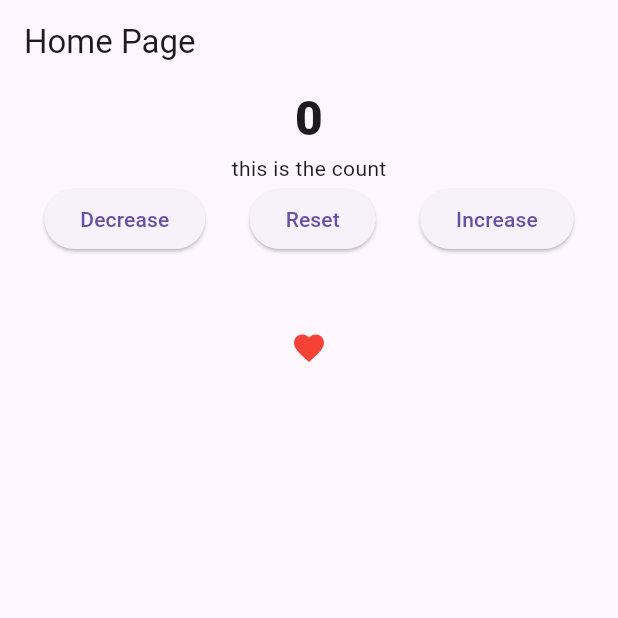
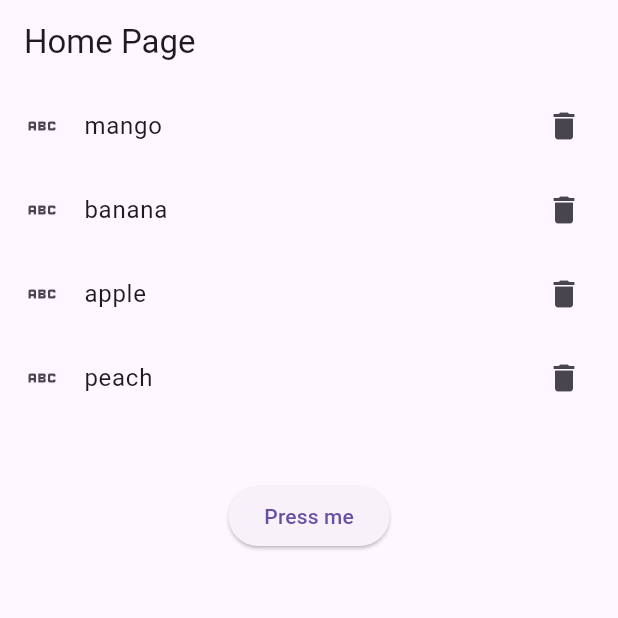
Before and after one commit to bidhan-skybase/Flutter-Class, a Flutter app: the screen it shows after launch, on a phone screen of 412 x 824 dp, the top half of it. Run offline on Flutter 3.47's test engine with Material 3 defaults, Android fonts, the phone set to English and light mode, and no system bars; our stand-ins replace get.

Commit message:
feat: Observable fruits list

```diff
--- a/lib/controllers/home_page_controller.dart
+++ b/lib/controllers/home_page_controller.dart
@@ -1,32 +1,23 @@
+import 'package:flutter/cupertino.dart';
 import 'package:get/get.dart';
 
 //variable declaration
 //logic work
 // api calls
 class HomePageController extends GetxController {
+  //making the fruits list observable
+  RxList<String> fruits = ['mango', 'banana', 'apple', 'peach'].obs;
+  TextEditingController fruitName = TextEditingController();
 
-  //for making the variable observable.
-  RxInt count = 0.obs;
-
-  RxBool isLiked=true.obs;
-
-  void toggleLikeStatus(){
-    isLiked.value=!isLiked.value;
+  void addFruits() {
+    if (fruitName.text.isNotEmpty) {
+      fruits.add(fruitName.text);
+    }
   }
 
-  void increaseCount() {
-    count = count + 1;
-    print("the count is ${count}");
-  }
-
-
-  void decreaseCount() {
-    count = count - 1;
-    print("the count is ${count}");
-  }
-
-  void resetCount() {
-    count.value = 0;
-    print("the count is ${count}");
+  void deleteFruit(int index) {
+   if(index<fruits.length){
+     fruits.removeAt(index);
+   }
   }
 }
--- a/lib/main.dart
+++ b/lib/main.dart
@@ -1,6 +1,7 @@
 import 'package:demoapp/colors.dart';
 import 'package:demoapp/views/home_page.dart';
 import 'package:flutter/material.dart';
+import 'package:get/get.dart';
 
 void main() {
   runApp(MyApp());
@@ -9,7 +10,7 @@ void main() {
 class MyApp extends StatelessWidget {
   @override
   Widget build(BuildContext context) {
-    return MaterialApp(home: HomePage());
+    return GetMaterialApp(home: HomePage());
   }
 }
 
--- a/lib/views/home_page.dart
+++ b/lib/views/home_page.dart
@@ -12,44 +12,78 @@ class HomePage extends StatelessWidget {
   Widget build(BuildContext context) {
     return Scaffold(
       appBar: AppBar(title: Text("Home Page")),
-      body: SingleChildScrollView(
-        child: Center(
+      body: Center(
         child: Column(
           children: [
-              //to reflect observable variable changes
-              Obx((){
-                return Text(
-                  c.count.value.toString(),
-                  style: TextStyle(fontSize: 32, fontWeight: FontWeight.w800),
+            Obx(() {
+              return ListView.builder(
+                shrinkWrap: true,
+                itemCount: c.fruits.length,
+                itemBuilder: (context, index) {
+                  var fruit = c.fruits[index];
+                  return ListTile(
+                    title: Text(fruit),
+                    leading: Icon(Icons.abc),
+                    trailing: InkWell(
+                      onTap: () {
+                        c.deleteFruit(index);
+                      },
+                      child: Icon(Icons.delete),
+                    ),
+                  );
+                },
               );
             }),
-             Text("this is the count"),
-              Row(
-                mainAxisAlignment: MainAxisAlignment.spaceEvenly,
+
+            SizedBox(height: 40),
+            ElevatedButton(
+              onPressed: () {
+                Get.bottomSheet(
+                  Container(
+                    height: Get.height / 2,
+                    width: Get.width,
+                    decoration: BoxDecoration(
+                      color: Colors.white,
+                      borderRadius: BorderRadius.circular(12),
+                    ),
+                    padding: EdgeInsets.all(16),
+                    child: Column(
+                      crossAxisAlignment: CrossAxisAlignment.start,
                       children: [
-                  ElevatedButton(onPressed: (){c.decreaseCount();}, child: Text("Decrease")),
-                  ElevatedButton(onPressed: (){c.resetCount();}, child: Text("Reset")),
-                  ElevatedButton(onPressed: (){c.increaseCount();}, child: Text("Increase"))
+                        Text(
+                          "Add a fruit",
+                          style: TextStyle(
+                            fontSize: 22,
+                            fontWeight: FontWeight.w700,
+                          ),
+                        ),
+                        SizedBox(height: 16),
+                        TextField(
+                          controller: c.fruitName,
+                          decoration: InputDecoration(
+                            enabledBorder: OutlineInputBorder(
+                              borderSide: BorderSide(color: Colors.black),
+                            ),
+                            focusedBorder: OutlineInputBorder(
+                              borderSide: BorderSide(color: Colors.black),
+                            ),
+                          ),
+                        ),
+                        SizedBox(height: 16),
+                        ElevatedButton(
+                          onPressed: () {
+                            c.addFruits();
+                          },
+                          child: Text("Save"),
+                        ),
                       ],
                     ),
-              SizedBox(
-                height: 50,
                   ),
-              InkWell(
-                onTap: (){
-                  c.toggleLikeStatus();
+                );
               },
-                child: Obx((){
-                  if(c.isLiked.value==true){
-                   return Icon(Icons.favorite,color: Colors.red,);
-                  }else{
-                    return Icon(Icons.favorite_border,color: Colors.red,);
-                  }
-                }),
-              )
-
+              child: Text("Press me"),
+            ),
           ],
-          ),
         ),
       ),
     );
```
Lines whose indentation alone changed are shown as unchanged.
